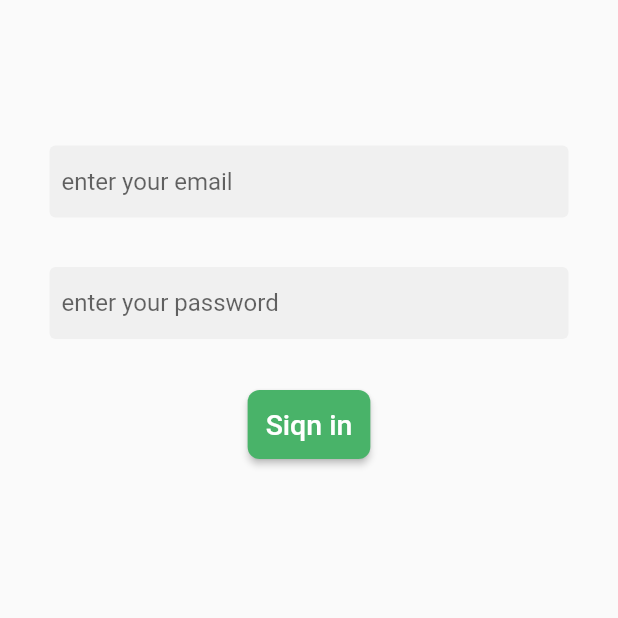
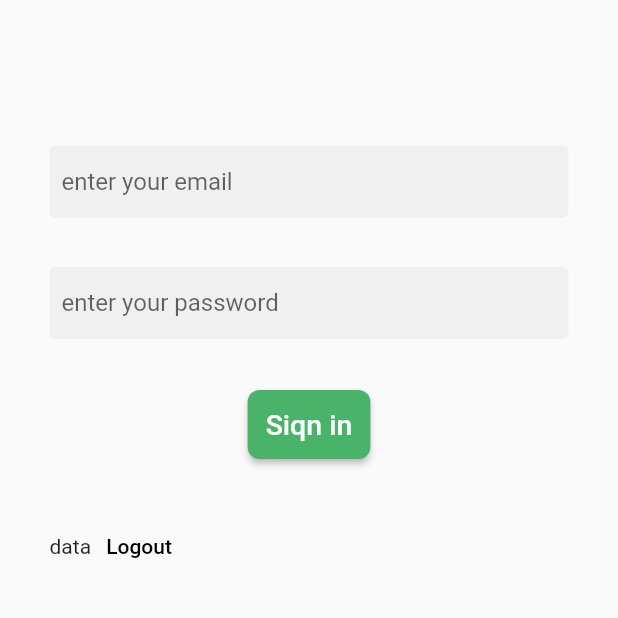
Before and after one commit to AyaEidAttya/E-commerce-app, a Flutter app: the screen it shows after launch, on a phone screen of 412 x 824 dp, the top half of it. Run offline on Flutter 3.47's test engine with Material 2 defaults, Android fonts, the phone set to English and light mode, and no system bars.

Commit message:
add text button

```diff
--- a/lib/pages/logine.dart/login.dart
+++ b/lib/pages/logine.dart/login.dart
@@ -4,6 +4,7 @@ import 'package:ecommerc_app/shaired/const_color.dart';
 import 'package:ecommerc_app/shaired/constants.dart';
 import 'package:ecommerc_app/shaired/coustem%20textfield.dart';
 import 'package:flutter/material.dart';
+import 'package:flutter/rendering.dart';
 
 class login extends StatelessWidget {
   const login({super.key});
@@ -56,6 +57,16 @@ class login extends StatelessWidget {
               const SizedBox(
                 height: 33,
               ),
+              Row(
+                children: [
+                  Text("data"),
+                  TextButton(
+                    onPressed: () {},
+                    child:
+                        Text('Logout', style: TextStyle(color: Colors.black)),
+                  )
+                ],
+              )
             ],
           ),
         ),
```
